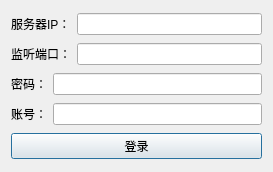
The window that src/Contorl/NetworkClientLoginDailog.ui (BeQuiet1228/FreeCAD) describes before a commit, drawn with Qt 5.
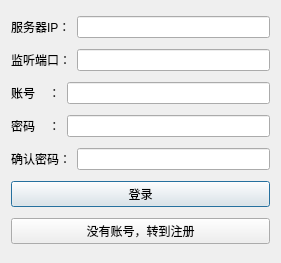
The same window after the commit.

The edit to the form file:
```diff
--- a/src/Contorl/NetworkClientLoginDailog.ui
+++ b/src/Contorl/NetworkClientLoginDailog.ui
@@ -6,8 +6,8 @@
    <rect>
     <x>0</x>
     <y>0</y>
-    <width>273</width>
-    <height>172</height>
+    <width>281</width>
+    <height>263</height>
    </rect>
   </property>
   <property name="windowTitle">
@@ -42,26 +42,12 @@
      </item>
     </layout>
    </item>
-   <item>
-    <layout class="QHBoxLayout" name="horizontalLayout_4">
-     <item>
-      <widget class="QLabel" name="label_4">
-       <property name="text">
-        <string>密码：</string>
-       </property>
-      </widget>
-     </item>
-     <item>
-      <widget class="QLineEdit" name="lineEditPassword"/>
-     </item>
-    </layout>
-   </item>
    <item>
     <layout class="QHBoxLayout" name="horizontalLayout_3">
      <item>
       <widget class="QLabel" name="label_3">
        <property name="text">
-        <string>账号：</string>
+        <string>账号    ：</string>
        </property>
       </widget>
      </item>
@@ -70,6 +56,34 @@
      </item>
     </layout>
    </item>
+   <item>
+    <layout class="QHBoxLayout" name="horizontalLayout_4">
+     <item>
+      <widget class="QLabel" name="label_4">
+       <property name="text">
+        <string>密码    ：</string>
+       </property>
+      </widget>
+     </item>
+     <item>
+      <widget class="QLineEdit" name="lineEditPassword"/>
+     </item>
+    </layout>
+   </item>
+   <item>
+    <layout class="QHBoxLayout" name="horizontalLayout_5">
+     <item>
+      <widget class="QLabel" name="labelPassword_2">
+       <property name="text">
+        <string>确认密码：</string>
+       </property>
+      </widget>
+     </item>
+     <item>
+      <widget class="QLineEdit" name="lineEditPassword_2"/>
+     </item>
+    </layout>
+   </item>
    <item>
     <widget class="QPushButton" name="pushButtonLogin">
      <property name="text">
@@ -77,6 +91,13 @@
      </property>
     </widget>
    </item>
+   <item>
+    <widget class="QPushButton" name="pushButton">
+     <property name="text">
+      <string>没有账号，转到注册</string>
+     </property>
+    </widget>
+   </item>
   </layout>
  </widget>
  <resources/>
```
Left out of the diff: 4 changed lines with no effect on the pictures.
